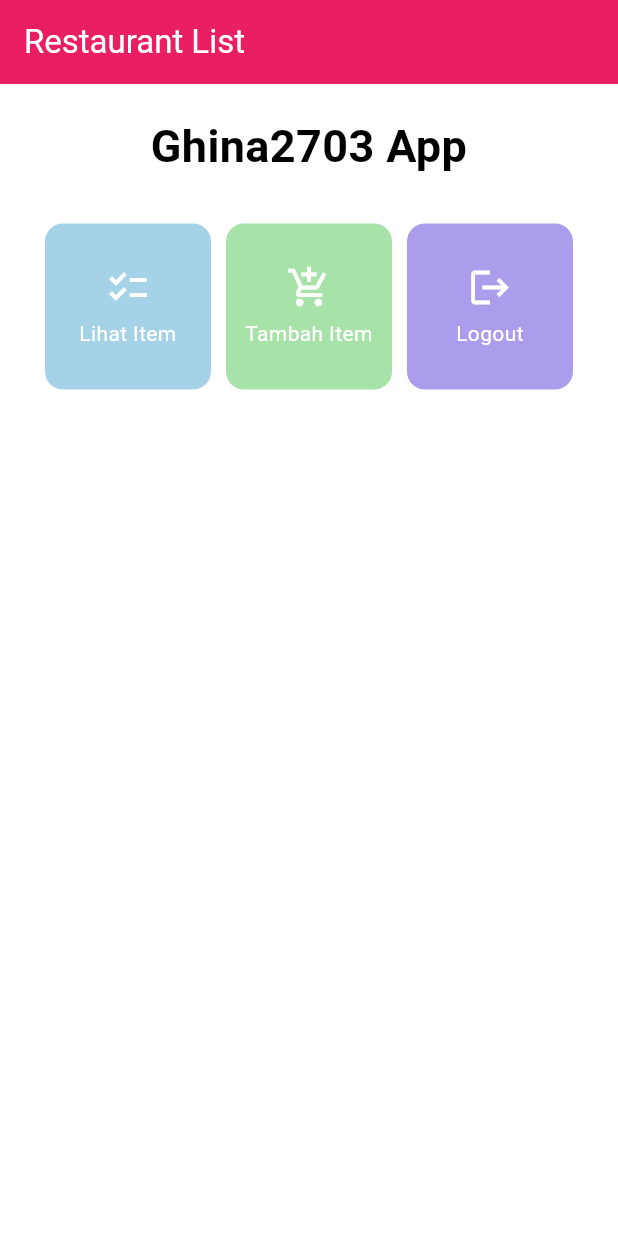
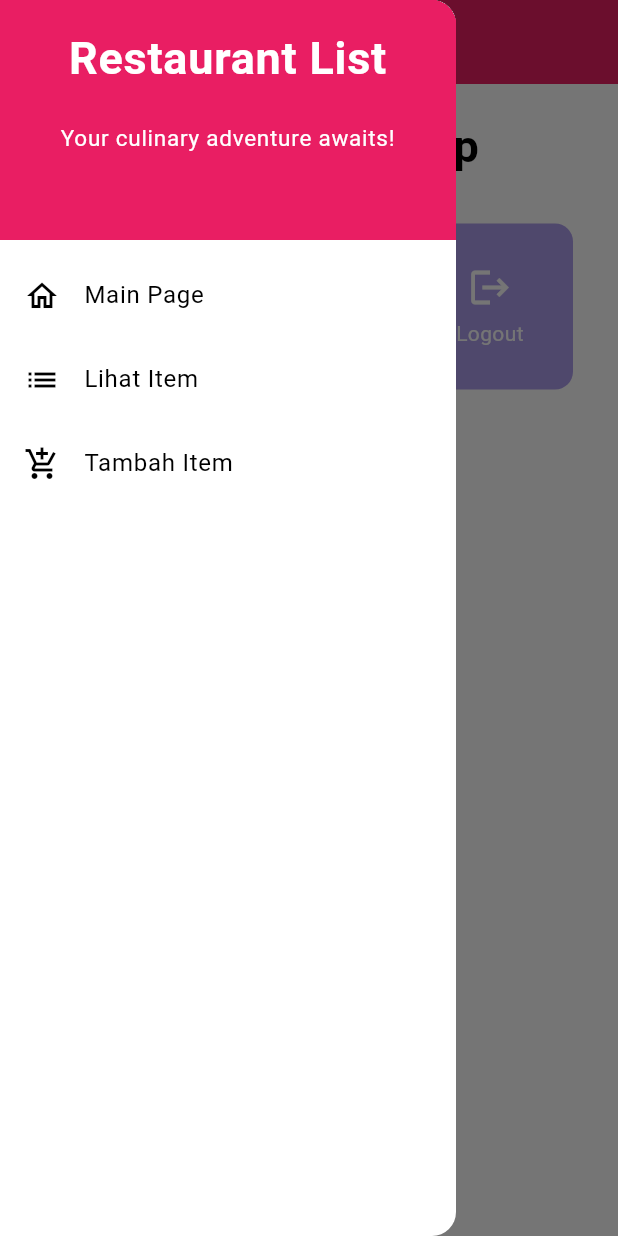
Before and after one commit to ghina2703/restaurant-list-mobile, a Flutter app: the screen it shows after launch, with the side drawer open (before the commit the screen has no drawer), on a phone screen of 412 x 824 dp. Run offline on Flutter 3.47's test engine with Material 2 defaults, Android fonts, the phone set to English and light mode, and no system bars.

Commit message:
Tugas 8 Selesai :D

```diff
--- a/lib/main.dart
+++ b/lib/main.dart
@@ -1,5 +1,5 @@
 import 'package:flutter/material.dart';
-import 'package:restaurant_list/menu.dart';
+import 'package:restaurant_list/screens/menu.dart';
 
 void main() {
   runApp(const MyApp());
--- a/lib/menu.dart
+++ /dev/null
@@ -1,110 +0,0 @@
-import 'package:flutter/material.dart';
-
-class MyHomePage extends StatelessWidget {
-  MyHomePage({Key? key}) : super(key: key);
-
-  @override
-  Widget build(BuildContext context) {
-    return Scaffold(
-      appBar: AppBar(
-        title: const Text(
-          'Restaurant List',
-          style: TextStyle(
-            color: Colors.white, // Mengatur warna teks menjadi putih
-          ),
-        ),
-      ),
-      body: SingleChildScrollView(
-        child: Padding(
-          padding: const EdgeInsets.all(10.0),
-          child: Column(
-            children: <Widget>[
-              const Padding(
-                padding: EdgeInsets.only(top: 10.0, bottom: 10.0),
-                child: Text(
-                  'Ghina2703 App',
-                  textAlign: TextAlign.center,
-                  style: TextStyle(
-                    fontSize: 30,
-                    fontWeight: FontWeight.bold,
-                  ),
-                ),
-              ),
-              GridView.count(
-                primary: true,
-                padding: const EdgeInsets.all(20),
-                crossAxisSpacing: 10,
-                mainAxisSpacing: 10,
-                crossAxisCount: 3,
-                shrinkWrap: true,
-                children: items.map((RestaurantItem item) {
-                  return RestaurantCard(item);
-                }).toList(),
-              ),
-            ],
-          ),
-        ),
-      ),
-    );
-  }
-}
-
-class RestaurantItem {
-  final String name;
-  final IconData icon;
-  final Color color; // Menambahkan properti warna
-
-  RestaurantItem(this.name, this.icon, this.color);
-}
-
-final List<RestaurantItem> items = [
-  RestaurantItem(
-      "Lihat Item", Icons.checklist, const Color.fromARGB(255, 165, 210, 231)),
-  RestaurantItem("Tambah Item", Icons.add_shopping_cart,
-      const Color.fromARGB(255, 167, 227, 169)),
-  RestaurantItem("Logout", Icons.logout, Color.fromARGB(255, 172, 156, 236)),
-];
-
-class RestaurantCard extends StatelessWidget {
-  final RestaurantItem item;
-
-  const RestaurantCard(this.item, {Key? key}) : super(key: key); // Constructor
-
-  @override
-  Widget build(BuildContext context) {
-    return Material(
-      color: item.color,
-      borderRadius: BorderRadius.circular(12.0), // Mengatur border radius
-      child: InkWell(
-        onTap: () {
-          ScaffoldMessenger.of(context)
-            ..hideCurrentSnackBar()
-            ..showSnackBar(SnackBar(
-              content: Text("Kamu telah menekan tombol ${item.name}!"),
-            ));
-        },
-        child: Container(
-          padding: const EdgeInsets.all(8),
-          child: Center(
-            child: Column(
-              mainAxisAlignment: MainAxisAlignment.center,
-              children: [
-                Icon(
-                  item.icon,
-                  color: Colors.white,
-                  size: 30.0,
-                ),
-                const Padding(padding: EdgeInsets.all(3)),
-                Text(
-                  item.name,
-                  textAlign: TextAlign.center,
-                  style: const TextStyle(color: Colors.white),
-                ),
-              ],
-            ),
-          ),
-        ),
-      ),
-    );
-  }
-}
--- /dev/null
+++ b/lib/screens/item_list_page.dart
@@ -0,0 +1,79 @@
+import 'package:flutter/material.dart';
+
+class Item {
+  final String name;
+  final int amount;
+  final int price;
+  final String description;
+
+  Item(this.name, this.amount, this.price, this.description);
+}
+
+class ItemRepository {
+  List<Item> items = [];
+
+  static final ItemRepository _instance = ItemRepository._internal();
+
+  factory ItemRepository() {
+    return _instance;
+  }
+
+  ItemRepository._internal();
+}
+
+final itemRepository = ItemRepository();
+
+class ItemsListPage extends StatelessWidget {
+  const ItemsListPage({super.key});
+
+  @override
+  Widget build(BuildContext context) {
+    return Scaffold(
+      appBar: AppBar(
+        title: const Text('List of Items'),
+      ),
+      body: ListView.builder(
+        itemCount: itemRepository.items.length,
+        itemBuilder: (context, index) {
+          final item = itemRepository.items[index];
+          return ListTile(
+            title: Text(
+              item.name,
+              style: const TextStyle(
+                color: Colors.indigo,
+                fontSize: 18,
+                fontWeight: FontWeight.bold,
+              ),
+            ),
+            subtitle: Column(
+              crossAxisAlignment: CrossAxisAlignment.start,
+              children: [
+                Text(
+                  "Amount: ${item.amount}",
+                  style: const TextStyle(
+                    color: Colors.black,
+                    fontSize: 16,
+                  ),
+                ),
+                Text(
+                  "Price: ${item.price}",
+                  style: const TextStyle(
+                    color: Colors.black,
+                    fontSize: 16,
+                  ),
+                ),
+                Text(
+                  "Description: ${item.description}",
+                  style: const TextStyle(
+                    color: Colors.black,
+                    fontSize: 16,
+                  ),
+                ),
+              ],
+            ),
+          );
+        },
+      ),
+    );
+  }
+}
--- /dev/null
+++ b/lib/screens/menu.dart
@@ -0,0 +1,84 @@
+import 'package:flutter/material.dart';
+import 'package:restaurant_list/screens/restaurantlist_form.dart';
+import 'package:restaurant_list/screens/item_list_page.dart';
+import 'package:restaurant_list/widgets/restaurant_card.dart';
+import 'package:restaurant_list/widgets/left_drawer.dart';
+
+class MyHomePage extends StatelessWidget {
+  const MyHomePage({Key? key}) : super(key: key);
+
+  void navigateToRestaurantFormPage(BuildContext context) {
+    Navigator.push(
+      context,
+      MaterialPageRoute(
+        builder: (context) => const RestaurantFormPage(),
+      ),
+    );
+  }
+
+  // Tambahkan fungsi untuk menavigasi ke halaman List of Items
+  void navigateToItemsListPage(BuildContext context) {
+    Navigator.push(
+      context,
+      MaterialPageRoute(
+        builder: (context) => const ItemsListPage(),
+      ),
+    );
+  }
+
+  @override
+  Widget build(BuildContext context) {
+    return Scaffold(
+      appBar: AppBar(
+        title: const Text(
+          'Restaurant List',
+          style: TextStyle(
+            color: Colors.white,
+          ),
+        ),
+      ),
+      drawer: const LeftDrawer(),
+      body: SingleChildScrollView(
+        child: Padding(
+          padding: const EdgeInsets.all(10.0),
+          child: Column(
+            children: <Widget>[
+              const Padding(
+                padding: EdgeInsets.only(top: 10.0, bottom: 10.0),
+                child: Text(
+                  'Ghina2703 Shop',
+                  textAlign: TextAlign.center,
+                  style: TextStyle(
+                    fontSize: 30,
+                    fontWeight: FontWeight.bold,
+                  ),
+                ),
+              ),
+              GridView.count(
+                primary: true,
+                padding: const EdgeInsets.all(20),
+                crossAxisSpacing: 10,
+                mainAxisSpacing: 10,
+                crossAxisCount: 3,
+                shrinkWrap: true,
+                children: items.map((RestaurantItem item) {
+                  return RestaurantCard(
+                    item,
+                    onItemTap: () {
+                      if (item.name == "Tambah Item") {
+                        navigateToRestaurantFormPage(context);
+                      } else if (item.name == "Lihat Item") {
+                        // Navigasi ke halaman List of Items
+                        navigateToItemsListPage(context);
+                      }
+                    },
+                  );
+                }).toList(),
+              ),
+            ],
+          ),
+        ),
+      ),
+    );
+  }
+}
--- /dev/null
+++ b/lib/widgets/left_drawer.dart
@@ -0,0 +1,84 @@
+import 'package:flutter/material.dart';
+import 'package:restaurant_list/screens/menu.dart';
+import 'package:restaurant_list/screens/restaurantlist_form.dart'; // Impor RestaurantFormPage
+import 'package:restaurant_list/screens/item_list_page.dart';
+
+class LeftDrawer extends StatelessWidget {
+  const LeftDrawer({Key? key});
+
+  @override
+  Widget build(BuildContext context) {
+    return Drawer(
+      child: ListView(
+        children: [
+          const DrawerHeader(
+            decoration: BoxDecoration(
+              color: Colors.pink,
+            ),
+            child: Column(
+              children: [
+                Text(
+                  'Restaurant List',
+                  textAlign: TextAlign.center,
+                  style: TextStyle(
+                    fontSize: 30,
+                    fontWeight: FontWeight.bold,
+                    color: Colors.white,
+                  ),
+                ),
+                Padding(padding: EdgeInsets.all(10)),
+                Text(
+                  "Your culinary adventure awaits!",
+                  textAlign: TextAlign.center,
+                  style: TextStyle(
+                    fontSize: 15,
+                    fontWeight: FontWeight.normal,
+                    color: Colors.white,
+                  ),
+                ),
+              ],
+            ),
+          ),
+          ListTile(
+            leading: const Icon(Icons.home_outlined),
+            title: const Text('Main Page'),
+            onTap: () {
+              Navigator.pushReplacement(
+                context,
+                MaterialPageRoute(
+                  builder: (context) => MyHomePage(),
+                ),
+              );
+            },
+          ),
+          ListTile(
+            leading: const Icon(Icons
+                .list), // Menggunakan ikon yang sesuai, misalnya Icons.list
+            title: const Text('Lihat Item'),
+            onTap: () {
+              Navigator.push(
+                context,
+                MaterialPageRoute(
+                  builder: (context) =>
+                      const ItemsListPage(), // Gantilah ItemsListPage dengan halaman yang sesuai
+                ),
+              );
+            },
+          ),
+          ListTile(
+            leading: const Icon(Icons.add_shopping_cart),
+            title: const Text('Tambah Item'),
+            onTap: () {
+              Navigator.push(
+                context,
+                MaterialPageRoute(
+                  builder: (context) => const RestaurantFormPage(),
+                ),
+              );
+            },
+          ),
+        ],
+      ),
+    );
+  }
+}
--- /dev/null
+++ b/lib/widgets/restaurant_card.dart
@@ -0,0 +1,72 @@
+import 'package:flutter/material.dart';
+import 'package:restaurant_list/screens/item_list_page.dart';
+
+class RestaurantItem {
+  final String name;
+  final IconData icon;
+  final Color color;
+
+  RestaurantItem(this.name, this.icon, this.color);
+}
+
+final List<RestaurantItem> items = [
+  RestaurantItem(
+      "Lihat Item", Icons.checklist, const Color.fromARGB(255, 165, 210, 231)),
+  RestaurantItem("Tambah Item", Icons.add_shopping_cart,
+      const Color.fromARGB(255, 167, 227, 169)),
+  RestaurantItem(
+      "Logout", Icons.logout, const Color.fromARGB(255, 172, 156, 236)),
+];
+
+class RestaurantCard extends StatelessWidget {
+  final RestaurantItem item;
+  final VoidCallback onItemTap; // Change the parameter type
+
+  const RestaurantCard(this.item, {Key? key, required this.onItemTap})
+      : super(key: key);
+
+  @override
+  Widget build(BuildContext context) {
+    return Material(
+      color: item.color,
+      borderRadius: BorderRadius.circular(12.0), // Mengatur border radius
+      child: InkWell(
+        onTap: () {
+          ScaffoldMessenger.of(context)
+            ..hideCurrentSnackBar()
+            ..showSnackBar(SnackBar(
+                content: Text("Kamu telah menekan tombol ${item.name}!")));
+          if (item.name == "Lihat Produk") {
+            // Navigate to the ItemsListPage when "Lihat Produk" is tapped
+            Navigator.of(context).push(MaterialPageRoute(
+              builder: (context) => const ItemsListPage(),
+            ));
+          } else {
+            onItemTap(); // Call the callback function for navigation
+          }
+        },
+        child: Container(
+          padding: const EdgeInsets.all(8),
+          child: Center(
+            child: Column(
+              mainAxisAlignment: MainAxisAlignment.center,
+              children: [
+                Icon(
+                  item.icon,
+                  color: Colors.white,
+                  size: 30.0,
+                ),
+                const Padding(padding: EdgeInsets.all(3)),
+                Text(
+                  item.name,
+                  textAlign: TextAlign.center,
+                  style: const TextStyle(color: Colors.white),
+                ),
+              ],
+            ),
+          ),
+        ),
+      ),
+    );
+  }
+}
```
Also changed, not shown: lib/screens/restaurantlist_form.dart (added, +218 -0 lines), 1 other file.
